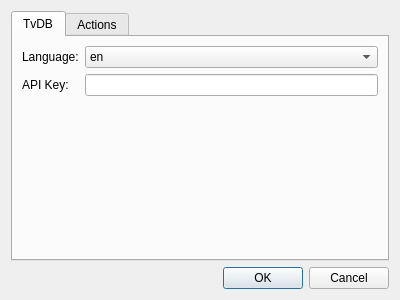
Above: src/settingsdialog.ui from ThomasBrixLarsen/serieswatcher before the change. Below: the same form after it.
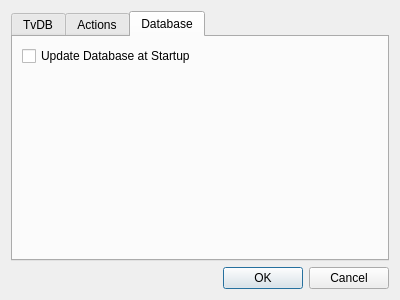
That is the form after the change. The open tabs and pages were chosen to show the change.

Commit message: settings: add update on startup setting

Patch:
```diff
--- a/src/settingsdialog.ui
+++ b/src/settingsdialog.ui
@@ -60,8 +60,8 @@
        <item row="1" column="1">
         <widget class="QLineEdit" name="apiLineEdit"/>
        </item>
-       <item row="2" column="1">
-        <spacer name="verticalSpacer_2">
+       <item row="2" column="0" colspan="2">
+        <spacer name="tvdbSpacer">
          <property name="orientation">
           <enum>Qt::Vertical</enum>
          </property>
@@ -169,6 +169,33 @@
        </item>
       </layout>
      </widget>
+     <widget class="QWidget" name="databaseTab">
+      <attribute name="title">
+       <string>Database</string>
+      </attribute>
+      <layout class="QGridLayout" name="gridLayout_4">
+       <item row="0" column="0">
+        <widget class="QCheckBox" name="databaseCheckBox">
+         <property name="text">
+          <string>Update Database at Startup</string>
+         </property>
+        </widget>
+       </item>
+       <item row="1" column="0">
+        <spacer name="verticalSpacer">
+         <property name="orientation">
+          <enum>Qt::Vertical</enum>
+         </property>
+         <property name="sizeHint" stdset="0">
+          <size>
+           <width>20</width>
+           <height>40</height>
+          </size>
+         </property>
+        </spacer>
+       </item>
+      </layout>
+     </widget>
     </widget>
    </item>
   </layout>
```
Left out of the diff: 2 changed lines with no effect on the pictures. The commit also changes 2 other files.
